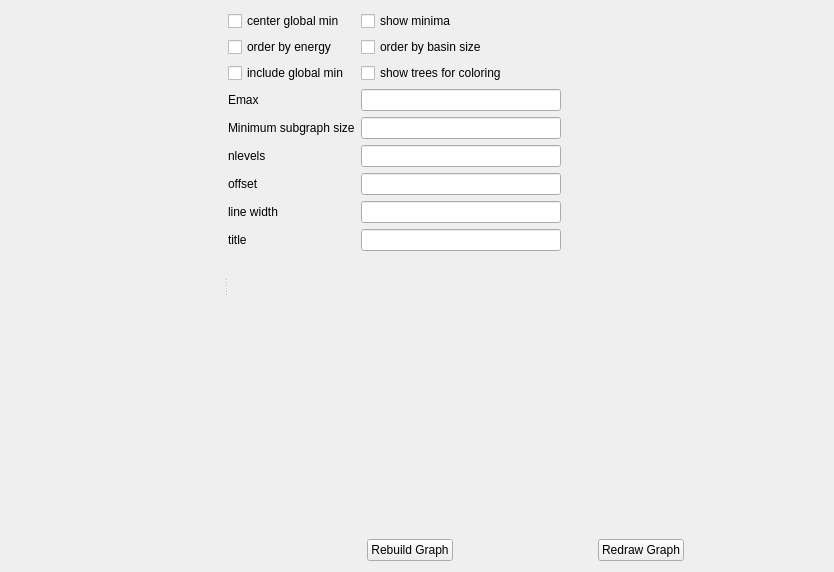
pele-python/pele, file pele/gui/ui/dgraph_browser.ui: the form before one commit.
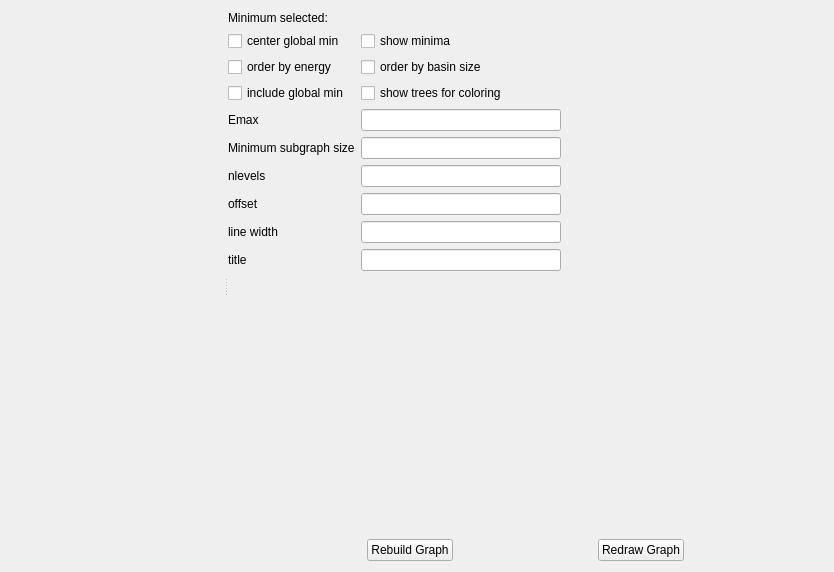
The form after the commit. Custom widgets are drawn as their Qt base class.

Commit message: add "Minimum Selected" display in dgraph dialog

```diff
--- a/pele/gui/ui/dgraph_browser.ui
+++ b/pele/gui/ui/dgraph_browser.ui
@@ -41,6 +41,20 @@
           <enum>QFormLayout::AllNonFixedFieldsGrow</enum>
          </property>
          <item row="0" column="0">
+          <widget class="QLabel" name="label_7">
+           <property name="text">
+            <string>Minimum selected:</string>
+           </property>
+          </widget>
+         </item>
+         <item row="0" column="1">
+          <widget class="QLabel" name="label_selected_minimum">
+           <property name="text">
+            <string/>
+           </property>
+          </widget>
+         </item>
+         <item row="1" column="0">
           <widget class="QCheckBox" name="chkbx_center_gmin">
            <property name="toolTip">
             <string>&lt;html&gt;&lt;head/&gt;&lt;body&gt;&lt;p&gt;make sure the global minimum is centered&lt;/p&gt;&lt;/body&gt;&lt;/html&gt;</string>
@@ -50,7 +64,7 @@
            </property>
           </widget>
          </item>
-         <item row="0" column="1">
+         <item row="1" column="1">
           <widget class="QCheckBox" name="chkbx_show_minima">
            <property name="toolTip">
             <string>&lt;html&gt;&lt;head/&gt;&lt;body&gt;&lt;p&gt;show the minima as points at the end of each line&lt;/p&gt;&lt;/body&gt;&lt;/html&gt;</string>
@@ -60,28 +74,28 @@
            </property>
           </widget>
          </item>
-         <item row="1" column="0">
+         <item row="2" column="0">
           <widget class="QCheckBox" name="chkbx_order_by_energy">
            <property name="text">
             <string>order by energy</string>
            </property>
           </widget>
          </item>
-         <item row="1" column="1">
+         <item row="2" column="1">
           <widget class="QCheckBox" name="chkbx_order_by_basin_size">
            <property name="text">
             <string>order by basin size</string>
            </property>
           </widget>
          </item>
-         <item row="2" column="0">
+         <item row="3" column="0">
           <widget class="QCheckBox" name="chkbx_include_gmin">
            <property name="text">
             <string>include global min</string>
            </property>
           </widget>
          </item>
-         <item row="2" column="1">
+         <item row="3" column="1">
           <widget class="QCheckBox" name="chkbx_show_trees">
            <property name="enabled">
             <bool>true</bool>
@@ -94,7 +108,7 @@
            </property>
           </widget>
          </item>
-         <item row="3" column="0">
+         <item row="4" column="0">
           <widget class="QLabel" name="label">
            <property name="toolTip">
             <string>&lt;html&gt;&lt;head/&gt;&lt;body&gt;&lt;p&gt;set the maximum energy level&lt;/p&gt;&lt;/body&gt;&lt;/html&gt;</string>
@@ -104,7 +118,7 @@
            </property>
           </widget>
          </item>
-         <item row="3" column="1">
+         <item row="4" column="1">
           <widget class="QLineEdit" name="lineEdit_Emax">
            <property name="maximumSize">
             <size>
@@ -114,7 +128,7 @@
            </property>
           </widget>
          </item>
-         <item row="4" column="0">
+         <item row="5" column="0">
           <widget class="QLabel" name="label_2">
            <property name="toolTip">
             <string>&lt;html&gt;&lt;head/&gt;&lt;body&gt;&lt;p&gt;change the minimum size of a disconnected region to be included in the graph&lt;/p&gt;&lt;/body&gt;&lt;/html&gt;</string>
@@ -124,7 +138,7 @@
            </property>
           </widget>
          </item>
-         <item row="4" column="1">
+         <item row="5" column="1">
           <widget class="QLineEdit" name="lineEdit_subgraph_size">
            <property name="maximumSize">
             <size>
@@ -134,14 +148,14 @@
            </property>
           </widget>
          </item>
-         <item row="5" column="0">
+         <item row="6" column="0">
           <widget class="QLabel" name="label_3">
            <property name="text">
             <string>nlevels</string>
            </property>
           </widget>
          </item>
-         <item row="5" column="1">
+         <item row="6" column="1">
           <widget class="QLineEdit" name="lineEdit_nlevels">
            <property name="maximumSize">
             <size>
@@ -151,14 +165,14 @@
            </property>
           </widget>
          </item>
-         <item row="6" column="0">
+         <item row="7" column="0">
           <widget class="QLabel" name="label_4">
            <property name="text">
             <string>offset</string>
            </property>
           </widget>
          </item>
-         <item row="6" column="1">
+         <item row="7" column="1">
           <widget class="QLineEdit" name="lineEdit_offset">
            <property name="maximumSize">
             <size>
@@ -168,25 +182,15 @@
            </property>
           </widget>
          </item>
-         <item row="7" column="0">
+         <item row="8" column="0">
           <widget class="QLabel" name="label_5">
            <property name="text">
             <string>line width</string>
            </property>
           </widget>
          </item>
-         <item row="7" column="1">
-          <widget class="QLineEdit" name="lineEdit_linewidth">
-           <property name="maximumSize">
-            <size>
-             <width>200</width>
-             <height>16777215</height>
-            </size>
-           </property>
-          </widget>
-         </item>
          <item row="8" column="1">
-          <widget class="QLineEdit" name="lineEdit_title">
+          <widget class="QLineEdit" name="lineEdit_linewidth">
            <property name="maximumSize">
             <size>
              <width>200</width>
@@ -195,13 +199,23 @@
            </property>
           </widget>
          </item>
-         <item row="8" column="0">
+         <item row="9" column="0">
           <widget class="QLabel" name="label_6">
            <property name="text">
             <string>title</string>
            </property>
           </widget>
          </item>
+         <item row="9" column="1">
+          <widget class="QLineEdit" name="lineEdit_title">
+           <property name="maximumSize">
+            <size>
+             <width>200</width>
+             <height>16777215</height>
+            </size>
+           </property>
+          </widget>
+         </item>
         </layout>
        </item>
        <item>
```
Left out of the diff: 4 changed lines with no effect on the pictures. The commit also changes 2 other files.
